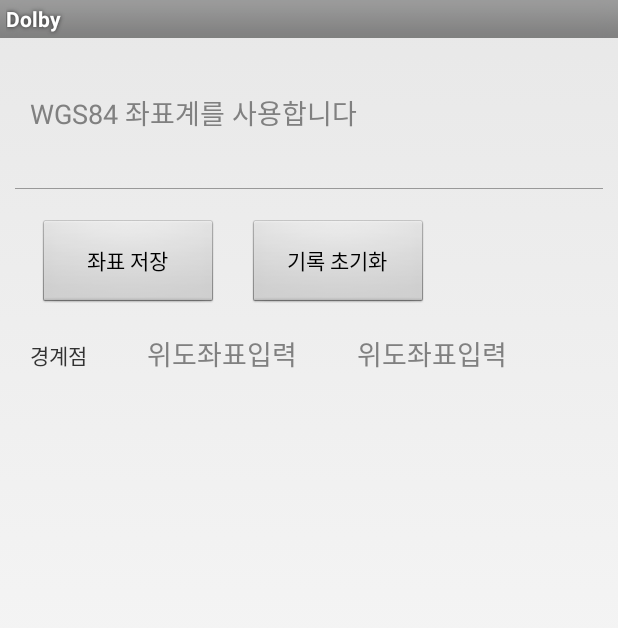
After one commit to PSH64/Dolby, an Android app: the layout custom_dialog.xml on its own in the app's theme, with its tools: preview values and no code run, on a phone screen of 412 x 824 dp. The commit adds this screen. Shown: the top 628 px of the screen. Run offline under Robolectric (Android 15) with nearby library versions, the phone set to English and light mode, and no system bars.

Commit message:
init hello

```diff
--- a/app/build.gradle
+++ b/app/build.gradle
@@ -46,5 +46,6 @@ dependencies {
     implementation 'com.google.android.gms:play-services-auth:20+'
     implementation 'com.google.android.gms:play-services-location:19+'
     implementation 'com.google.android.gms:play-services-maps:18.0.2'
+    implementation 'androidx.room:room-ktx:2.3.0'
 
 }
--- a/app/src/main/java/kr/ac/shingu/dolby/HelloGeoActivity.kt
+++ b/app/src/main/java/kr/ac/shingu/dolby/HelloGeoActivity.kt
@@ -17,8 +17,13 @@ package kr.ac.shingu.dolby
 
 import android.os.Bundle
 import android.util.Log
+import android.view.LayoutInflater
+import android.widget.ImageView
 import android.widget.Toast
+import androidx.appcompat.app.AlertDialog
 import androidx.appcompat.app.AppCompatActivity
+import androidx.room.Room
+import com.google.android.gms.common.internal.RootTelemetryConfigManager
 import com.google.ar.core.Config
 import com.google.ar.core.Session
 import com.google.ar.core.exceptions.CameraNotAvailableException
@@ -79,6 +84,19 @@ class HelloGeoActivity : AppCompatActivity() {
 
     // Sets up an example renderer using our HelloGeoRenderer.
     SampleRender(view.surfaceView, renderer, assets)
+
+    val writeButton = findViewById<ImageView>(R.id.writeBtn)
+    writeButton.setOnClickListener {
+
+      val mDialogView = LayoutInflater.from(this).inflate(R.layout.custom_dialog, null)
+      val mBuilder = AlertDialog.Builder(this)
+        .setView(mDialogView)
+        .setTitle("좌표 정보")
+      mBuilder.show()
+
+    }
+
+
   }
 
   // Configure the session, setting the desired options according to your usecase.
--- a/app/src/main/res/layout/activity_main.xml
+++ b/app/src/main/res/layout/activity_main.xml
@@ -23,6 +23,8 @@
       android:id="@+id/surfaceview"
       android:layout_width="fill_parent"
       android:layout_height="fill_parent"
+      android:layout_alignParentStart="true"
+      android:layout_alignParentTop="true"
       android:layout_gravity="top" />
 
   <kr.ac.shingu.dolby.geospatial.helpers.MapTouchWrapper
@@ -43,10 +45,27 @@
       android:id="@+id/statusText"
       android:layout_width="wrap_content"
       android:layout_height="wrap_content"
+      android:layout_alignParentStart="true"
+      android:layout_alignParentTop="true"
+      android:layout_marginStart="-3dp"
+      android:layout_marginTop="6dp"
       android:fontFamily="monospace"
       android:minWidth="30dp"
       android:minHeight="30dp"
       android:padding="5dp"
       android:textColor="@android:color/black" />
 
+  <ImageView
+      android:id="@+id/writeBtn"
+      android:layout_width="71dp"
+      android:layout_height="67dp"
+      android:layout_alignParentTop="true"
+      android:layout_alignParentEnd="true"
+      android:layout_marginStart="20dp"
+      android:layout_marginTop="2dp"
+      android:layout_marginEnd="5dp"
+      android:layout_marginBottom="20dp"
+      android:src="@drawable/icon" />
+
+
 </RelativeLayout>
--- /dev/null
+++ b/app/src/main/res/layout/custom_dialog.xml
@@ -0,0 +1,78 @@
+<?xml version="1.0" encoding="utf-8"?>
+<LinearLayout
+    xmlns:android="http://schemas.android.com/apk/res/android"
+    android:layout_width="match_parent"
+    android:layout_height="match_parent"
+    android:orientation="vertical">
+
+    <EditText
+        android:layout_width="match_parent"
+        android:layout_height="60dp"
+        android:layout_margin="20dp"
+        android:hint="WGS84 좌표계를 사용합니다"
+        android:background="@android:color/transparent"/>
+
+    <LinearLayout
+        android:layout_width="match_parent"
+        android:layout_height="0.5dp"
+        android:layout_marginLeft="10dp"
+        android:layout_marginRight="10dp"
+        android:background="#999999" />
+
+    <LinearLayout
+        android:layout_width="match_parent"
+        android:layout_marginTop="20dp"
+        android:layout_height="60dp">
+
+        <Button
+            android:id="@+id/save_coordinates"
+            android:layout_width="120dp"
+            android:layout_height="60dp"
+            android:layout_marginLeft="25dp"
+            android:text="좌표 저장" />
+
+        <Button
+            android:id="@+id/resetBtn"
+            android:layout_width="120dp"
+            android:layout_height="60dp"
+            android:layout_marginLeft="20dp"
+            android:text="기록 초기화" />
+
+    </LinearLayout>
+
+    <LinearLayout
+        android:layout_width="match_parent"
+        android:layout_height="60dp">
+
+        <TextView
+            android:layout_width="wrap_content"
+            android:layout_height="60dp"
+            android:layout_marginLeft="20dp"
+            android:layout_marginRight="20dp"
+            android:gravity="center"
+            android:text="경계점"
+            android:background="@android:color/transparent"/>
+
+        <EditText
+            android:id="@+id/lat"
+            android:layout_width="wrap_content"
+            android:layout_height="60dp"
+            android:layout_marginLeft="20dp"
+            android:layout_marginRight="20dp"
+            android:gravity="center"
+            android:hint="위도좌표입력"
+            android:background="@android:color/transparent"/>
+
+        <EditText
+            android:id="@+id/lon"
+            android:layout_width="wrap_content"
+            android:layout_height="60dp"
+            android:layout_marginLeft="20dp"
+            android:layout_marginRight="20dp"
+            android:gravity="center"
+            android:hint="위도좌표입력"
+            android:background="@android:color/transparent"/>
+
+    </LinearLayout>
+
+</LinearLayout>
```
Also changed, not shown: app/src/main/res/drawable-v24/ic_navigation_white_48dpp.png, app/src/main/res/drawable-v24/icon.png (added).
